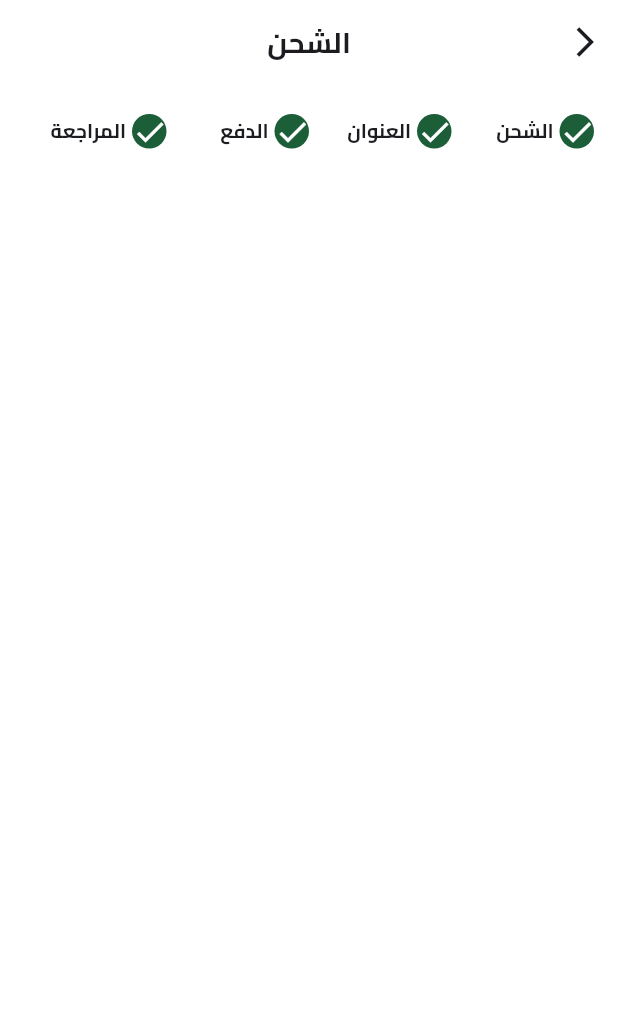
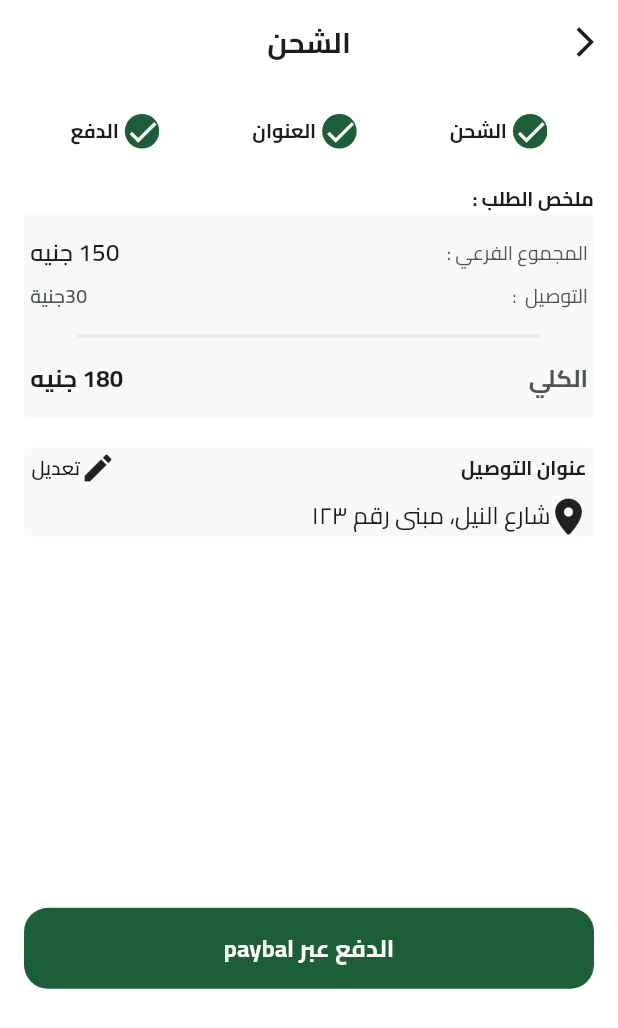
Before and after one commit to salahhaitham/Fruit-Hub, a Flutter app: the Checkoutview screen opened by its route, swiped to page 3, on a phone screen of 412 x 824 dp. Shown: the top 1028 px of the screen. Run offline on Flutter 3.47's test engine with Material 3 defaults, Android fonts, the phone set to English and light mode, and no system bars; our stand-ins replace bloc, dartz, dots_indicator, firebase_auth, firebase_core, flutter_bloc and 7 more; missing offline and left inert: flutter_facebook_auth, svg_flutter; accounts and stored records are empty.

Commit message:
add ui logic to checkout view

```diff
--- a/lib/Features/Home_Feature/presentation/Views/Main_View.dart
+++ b/lib/Features/Home_Feature/presentation/Views/Main_View.dart
@@ -5,6 +5,7 @@ import 'package:ecommerce_app/Features/Home_Feature/presentation/Views/widgets/C
 import 'package:ecommerce_app/Features/Home_Feature/presentation/Views/HomeView.dart'
     show Homeview;
 import 'package:ecommerce_app/Features/Home_Feature/presentation/Views/productsView.dart';
+import 'package:ecommerce_app/core/Helper_Functions/ShowSnackBar.dart';
 import 'package:flutter/cupertino.dart';
 import 'package:flutter/material.dart';
 import 'package:flutter_bloc/flutter_bloc.dart';
@@ -95,12 +96,5 @@ class MainViewBody_BlocBuilder extends StatelessWidget {
         child: IndexedStack(children: screens, index: currentViewIndex));
   }
 
-  ScaffoldMessengerState showSnackBar(BuildContext context,String text) {
 
-    return ScaffoldMessenger.of(context)
-            ..hideCurrentSnackBar()
-            ..showSnackBar(
-                SnackBar(content: Text(text))
-            );
-  }
 }
--- a/lib/Features/Home_Feature/presentation/Views/widgets/GridView_FruitItem.dart
+++ b/lib/Features/Home_Feature/presentation/Views/widgets/GridView_FruitItem.dart
@@ -6,15 +6,19 @@ import 'Fruit_Item.dart';
 
 class GridviewFruititem extends StatelessWidget {
   final bool isLoading;
-  final List <ProductEntity>products;
-  const GridviewFruititem({Key? key, this.isLoading = false,required this.products}) : super(key: key);
+  final List<ProductEntity> products;
+  const GridviewFruititem({
+    Key? key,
+    this.isLoading = false,
+    required this.products,
+  }) : super(key: key);
 
   @override
   Widget build(BuildContext context) {
     return SliverGrid(
       delegate: SliverChildBuilderDelegate((context, index) {
         if (isLoading) return const FruitItemSkeleton();
-        return  FruitItem(productItem: products[index],);
+        return FruitItem(productItem: products[index]);
       }, childCount: products.length),
       gridDelegate: const SliverGridDelegateWithFixedCrossAxisCount(
         crossAxisCount: 2,
--- a/lib/Features/checkout/presentation/views/checkoutView.dart
+++ b/lib/Features/checkout/presentation/views/checkoutView.dart
@@ -10,6 +10,7 @@ static const String routename='checkoutview';
   @override
   Widget build(BuildContext context) {
     return Scaffold(
+       resizeToAvoidBottomInset: false,
       appBar: buildAppBar(title: "الشحن",showArrowBack: false),
       body: Checkoutviewbody(),
     );
--- /dev/null
+++ b/lib/Features/checkout/presentation/views/widgets/Adress_Section.dart
@@ -0,0 +1,31 @@
+
+import 'package:ecommerce_app/core/utils/App_TextStyles.dart';
+import 'package:ecommerce_app/core/widgets/CustomTextFormField.dart';
+import 'package:flutter/material.dart';
+
+class AddressSection extends StatelessWidget {
+  const AddressSection({Key? key}) : super(key: key);
+
+  @override
+  Widget build(BuildContext context) {
+    return  SingleChildScrollView(
+      child: Column(
+          children: [
+           SizedBox(height: 25,),
+            CustomTextFormField(hintText:'الاسم كامل',),
+            SizedBox(height: 8,),
+            CustomTextFormField(hintText:'البريد الالكتروني',),
+            SizedBox(height: 8,),
+            CustomTextFormField(hintText:'العنوان',),
+            SizedBox(height: 8,),
+            CustomTextFormField(hintText:'المدينة',),
+            SizedBox(height: 8,),
+            CustomTextFormField(hintText:'رقم الطابق.رقم الشقة..',),
+            SizedBox(height: 8,),
+
+          ],
+
+      ),
+    );
+  }
+}
--- a/lib/Features/checkout/presentation/views/widgets/CheckoutViewBody.dart
+++ b/lib/Features/checkout/presentation/views/widgets/CheckoutViewBody.dart
@@ -1,8 +1,11 @@
 import 'package:ecommerce_app/Features/checkout/presentation/views/widgets/ActiveStepView.dart';
+import 'package:ecommerce_app/Features/checkout/presentation/views/widgets/Adress_Section.dart';
 import 'package:ecommerce_app/Features/checkout/presentation/views/widgets/CheckoutStepsView.dart';
 import 'package:ecommerce_app/Features/checkout/presentation/views/widgets/InActiveStepView.dart';
+import 'package:ecommerce_app/Features/checkout/presentation/views/widgets/Payment_Section.dart';
 import 'package:ecommerce_app/Features/checkout/presentation/views/widgets/ShippingSection.dart';
 import 'package:ecommerce_app/Features/checkout/presentation/views/widgets/StepsListView.dart';
+import 'package:ecommerce_app/core/widgets/Custom_Button.dart';
 import 'package:flutter/cupertino.dart';
 
 class Checkoutviewbody extends StatefulWidget {
@@ -14,11 +17,17 @@ class Checkoutviewbody extends StatefulWidget {
 
 class _CheckoutviewbodyState extends State<Checkoutviewbody> {
  late PageController pageController;
-
+ int currentIndex=0;
  @override
   void initState() {
    pageController=PageController();
     super.initState();
+    pageController.addListener(() {
+      currentIndex=pageController.page!.toInt();
+      setState(() {
+
+      });
+    },);
   }
   @override
   void dispose() {
@@ -27,23 +36,44 @@ class _CheckoutviewbodyState extends State<Checkoutviewbody> {
   }
   @override
   Widget build(BuildContext context) {
+
     return Padding(
       padding: const EdgeInsets.symmetric(horizontal: 16),
       child: Column(
+
         children: [
           SizedBox(height: 20),
-          Stepslistview(),
+          Stepslistview(currentIndex:currentIndex,pageController: pageController,),
           CheckoutStepsView(pageController: pageController),
+          CustomButton(text: getNextBottonText(currentIndex)
+            , onpress: () {
+            pageController.animateToPage(currentIndex+1, duration: Duration(milliseconds: 300), curve: Curves.easeIn);
+          },),
+          SizedBox(height: MediaQuery.of(context).size.height*0.2,),
         ],
       ),
     );
   }
+
+ String getNextBottonText(int currentIndex ) {
+   switch(currentIndex){
+     case 0:
+       return "التالي";
+     case 1:
+       return "التالي";
+     case 2:
+       return "الدفع عبر paybal";
+     default:
+       return "التالي";
+   }
+
+ }
 }
 
 
 List<Widget>getSteps=[
   Shippingsection(),
-  SizedBox(),
-  SizedBox(),
-  SizedBox()
+  AddressSection(),
+  PaymentSection()
+
 ];
--- /dev/null
+++ b/lib/Features/checkout/presentation/views/widgets/Payment_Item.dart
@@ -0,0 +1,27 @@
+
+import 'package:ecommerce_app/core/utils/AppDecorations.dart';
+import 'package:ecommerce_app/core/utils/App_TextStyles.dart';
+import 'package:flutter/material.dart';
+
+class PaymentItem extends StatelessWidget {
+  const PaymentItem({Key? key, required this.text, required this.widget}) : super(key: key);
+final String text;
+final Widget widget;
+  @override
+  Widget build(BuildContext context) {
+    return Column(
+      mainAxisAlignment: MainAxisAlignment.start,
+      crossAxisAlignment: CrossAxisAlignment.start,
+      children: [
+        Text(
+          text,
+          style: AppTextStyles.body13Bold
+        ),
+        Container(
+          decoration: AppDecoration.greyShapDecoration,
+          child:widget,
+        ),
+      ],
+    );
+  }
+}
--- /dev/null
+++ b/lib/Features/checkout/presentation/views/widgets/Payment_Section.dart
@@ -0,0 +1,56 @@
+import 'package:ecommerce_app/Features/checkout/presentation/views/widgets/Payment_Item.dart';
+import 'package:ecommerce_app/Features/checkout/presentation/views/widgets/orderSummaryItem.dart';
+import 'package:ecommerce_app/core/utils/App_TextStyles.dart';
+import 'package:ecommerce_app/core/utils/Colors.dart';
+import 'package:flutter/material.dart';
+import 'package:font_awesome_flutter/font_awesome_flutter.dart';
+
+class PaymentSection extends StatelessWidget {
+  const PaymentSection({Key? key}) : super(key: key);
+
+  @override
+  Widget build(BuildContext context) {
+    return Column(
+      crossAxisAlignment: CrossAxisAlignment.start,
+      children: [
+        SizedBox(height: 24,),
+        orderSummaryItem(),
+        PaymentItem(text: "",
+            widget: Padding(
+              padding: const EdgeInsets.symmetric(horizontal: 5,vertical: 2),
+              child: Column(
+                        children: [
+              Row(children: [
+                Text(
+                  'عنوان التوصيل',
+                  style: AppTextStyles.body13Bold
+                ),
+                Spacer(),
+                Row(
+                  children: [
+                    Icon(Icons.edit,),
+                    Text(
+                      'تعديل',
+                      style:AppTextStyles.heading13semiBold
+                    )
+                  ],
+                )
+              ],),
+                       SizedBox(height: 8,),
+                          Row(
+                            children: [
+                              Icon(FontAwesomeIcons.locationDot),
+                              Text(
+                                'شارع النيل، مبنى رقم ١٢٣',
+                                textAlign: TextAlign.right,
+                                style: AppTextStyles.body16Regular
+                              )
+                            ],
+                          )
+                        ],
+                      ),
+            ))
+      ],
+    );
+  }
+}
--- a/lib/Features/checkout/presentation/views/widgets/ShipItem.dart
+++ b/lib/Features/checkout/presentation/views/widgets/ShipItem.dart
@@ -1,21 +1,26 @@
-
 import 'package:ecommerce_app/core/utils/App_TextStyles.dart';
 import 'package:ecommerce_app/core/utils/Colors.dart';
 import 'package:flutter/material.dart';
 
 class Shipitem extends StatelessWidget {
-  const Shipitem({Key? key, required this.title, required this.subTitle, required this.price, required this.isSelected, required this.onaTap}) : super(key: key);
+  const Shipitem({
+    Key? key,
+    required this.title,
+    required this.subTitle,
+    required this.price,
+    required this.isSelected,
+    required this.onaTap,
+  }) : super(key: key);
 
-  final String title,subTitle;
+  final String title, subTitle;
   final num price;
   final bool isSelected;
   final VoidCallback onaTap;
   @override
   Widget build(BuildContext context) {
-   return  GestureDetector(
-     onTap:onaTap ,
+    return GestureDetector(
+      onTap: onaTap,
       child: Container(
-
         padding: const EdgeInsets.only(
           top: 16,
           left: 13,
@@ -26,37 +31,45 @@ class Shipitem extends StatelessWidget {
         decoration: BoxDecoration(
           color: const Color(0x33D9D9D9),
           borderRadius: BorderRadius.circular(4),
-          border: Border.all(  color: isSelected ? App_colors.primarycolor : Colors.transparent,
-            width: 2,)
+          border: Border.all(
+            color: isSelected ? App_colors.primarycolor : Colors.transparent,
+            width: 2,
+          ),
         ),
         child: IntrinsicHeight(
           child: Row(
             crossAxisAlignment: CrossAxisAlignment.start,
             children: [
-         isSelected?Activecontainer():InActivecontainer(),
-             SizedBox(width: 10,),
+              isSelected ? Activecontainer() : InActivecontainer(),
+              SizedBox(width: 10),
               Column(
                 crossAxisAlignment: CrossAxisAlignment.start,
                 mainAxisAlignment: MainAxisAlignment.center,
                 children: [
                   Text(
                     title,
-                   style:AppTextStyles.heading13semiBold.copyWith(color: Colors.black)
+                    style: AppTextStyles.heading13semiBold.copyWith(
+                      color: Colors.black,
+                    ),
                   ),
                   Text(
                     subTitle,
                     textAlign: TextAlign.right,
-                   style:AppTextStyles.body13Regular.copyWith(color: Colors.black.withValues(alpha: 0.5)))
+                    style: AppTextStyles.body13Regular.copyWith(
+                      color: Colors.black.withValues(alpha: 0.5),
+                    ),
+                  ),
                 ],
               ),
               Spacer(),
               Center(
                 child: Text(
                   " ${price} جنيه",
-                 style:AppTextStyles.body13Bold.copyWith(color: App_colors.primarycolor)
+                  style: AppTextStyles.body13Bold.copyWith(
+                    color: App_colors.primarycolor,
                   ),
-             )
-
+                ),
+              ),
             ],
           ),
         ),
@@ -66,9 +79,7 @@ class Shipitem extends StatelessWidget {
 }
 
 class InActivecontainer extends StatelessWidget {
-  const InActivecontainer({
-    super.key,
-  });
+  const InActivecontainer({super.key});
 
   @override
   Widget build(BuildContext context) {
@@ -86,10 +97,9 @@ class InActivecontainer extends StatelessWidget {
     );
   }
 }
+
 class Activecontainer extends StatelessWidget {
-  const Activecontainer({
-    super.key,
-  });
+  const Activecontainer({super.key});
 
   @override
   Widget build(BuildContext context) {
@@ -97,10 +107,14 @@ class Activecontainer extends StatelessWidget {
       width: 18,
       height: 18,
       decoration: ShapeDecoration(
-        color: const Color(0xFF1B5E37) /* Green1-500 */,
-        shape: OvalBorder(
-          side: BorderSide(width: 4, color: Colors.white),
-        ),
+          color: App_colors.primarycolor,
+          shape:OvalBorder(
+        side: BorderSide(
+          width: 4,
+          color: Colors.white
+
+        )
+      )
       ),
     );
   }
--- a/lib/Features/checkout/presentation/views/widgets/StepsListView.dart
+++ b/lib/Features/checkout/presentation/views/widgets/StepsListView.dart
@@ -2,19 +2,25 @@ import 'package:ecommerce_app/Features/checkout/presentation/views/widgets/StepI
 import 'package:flutter/material.dart';
 
 class Stepslistview extends StatelessWidget {
-  const Stepslistview({Key? key}) : super(key: key);
+  const Stepslistview({Key? key, required this.currentIndex, required this.pageController}) : super(key: key);
 
+  final PageController pageController;
+  final int currentIndex;
   @override
   Widget build(BuildContext context) {
     return Row(
-      mainAxisAlignment: MainAxisAlignment.center,
+      mainAxisAlignment: MainAxisAlignment.spaceAround,
       children: List.generate(getsteps().length, (index) {
-        return Expanded(child: Stepitem(text: getsteps()[index], index: (index+1).toString(), isActive: true));
+        return GestureDetector(
+            onTap: () {
+              pageController.animateToPage(index, duration: Duration(milliseconds: 300), curve:Curves.easeIn);
+            },
+            child: Stepitem(text: getsteps()[index], index: (index+1).toString(), isActive: index<=currentIndex));
       })
     );
 
   }
   List<String>getsteps(){
-    return ["الشحن","العنوان","الدفع","المراجعة"];
+    return ["الشحن","العنوان","الدفع"];
   }
 }
--- /dev/null
+++ b/lib/Features/checkout/presentation/views/widgets/orderSummaryItem.dart
@@ -0,0 +1,83 @@
+import 'package:ecommerce_app/Features/checkout/presentation/views/widgets/Payment_Item.dart';
+import 'package:ecommerce_app/core/utils/App_TextStyles.dart';
+import 'package:ecommerce_app/core/utils/Colors.dart';
+import 'package:flutter/material.dart';
+
+class orderSummaryItem extends StatelessWidget {
+  const orderSummaryItem({
+    super.key,
+  });
+
+  @override
+  Widget build(BuildContext context) {
+    return PaymentItem(
+      text: 'ملخص الطلب :',
+      widget: Padding(
+        padding: const EdgeInsets.symmetric(horizontal: 4,vertical: 15),
+        child: Column(
+          children: [
+
+            Row(
+              children: [
+                Text(
+                  'المجموع الفرعي :',
+                  style: AppTextStyles.body13Regular.copyWith(
+                    color: App_colors.grey,
+                  ),
+                ),
+                Spacer(),
+                Text(
+                  '150 جنيه',
+                  textAlign: TextAlign.right,
+                  style: AppTextStyles.heading16semiBold,
+                ),
+              ],
+            ),
+            SizedBox(height: 8,),
+            Row(
+              children: [
+                Text(
+                  'التوصيل  :',
+                  style: AppTextStyles.body13Regular.copyWith(
+                    color: App_colors.grey,
+                  ),
+                ),
+                Spacer(),
+                Text(
+                    '30جنية',
+                    textAlign: TextAlign.right,
+                    style:AppTextStyles.heading13semiBold.copyWith(color: App_colors.grey)
+                ),
+
+              ],
+            ),
+            Padding(
+              padding: EdgeInsets.symmetric(vertical: 9,horizontal: 32),
+              child: Divider(
+                color: Color(0xffE6E9E9),
+                thickness: 2,
+
+              ),
+            ),
+            Row(
+              children: [
+                Text(
+                  'الكلي',
+                  style: AppTextStyles.body16Bold.copyWith(
+                    color: App_colors.grey,
+                  ),
+                ),
+                Spacer(),
+                Text(
+                  '180 جنيه',
+                  textAlign: TextAlign.right,
+                  style: AppTextStyles.body16Bold,
+                ),
+              ],
+            ),
+          ],
+        ),
+      ),
+    );
+  }
+}
--- /dev/null
+++ b/lib/core/Helper_Functions/ShowSnackBar.dart
@@ -0,0 +1,10 @@
+import 'package:flutter/material.dart';
+
+ScaffoldMessengerState showSnackBar(BuildContext context,String text) {
+
+  return ScaffoldMessenger.of(context)
+    ..hideCurrentSnackBar()
+    ..showSnackBar(
+        SnackBar(content: Text(text))
+    );
+}
--- /dev/null
+++ b/lib/core/utils/AppDecorations.dart
@@ -0,0 +1,10 @@
+import 'package:flutter/material.dart';
+
+abstract class AppDecoration{
+
+
+  static final  greyShapDecoration=ShapeDecoration(
+  color: const Color(0x7FF2F3F3),
+  shape: RoundedRectangleBorder(borderRadius: BorderRadius.circular(4)),
+  );
+}
--- a/lib/core/utils/Colors.dart
+++ b/lib/core/utils/Colors.dart
@@ -5,5 +5,6 @@ abstract class App_colors{
   static Color primarycolor=Color(0xff1B5E37);
   static Color secondrycolor=Color(0xffF4A91F);
   static Color SecondryLightcolor=Color(0xFFF8C76D);
+  static Color grey=Color(0xFF4E5556) ;
 
 }
```
Lines whose indentation alone changed are shown as unchanged.
